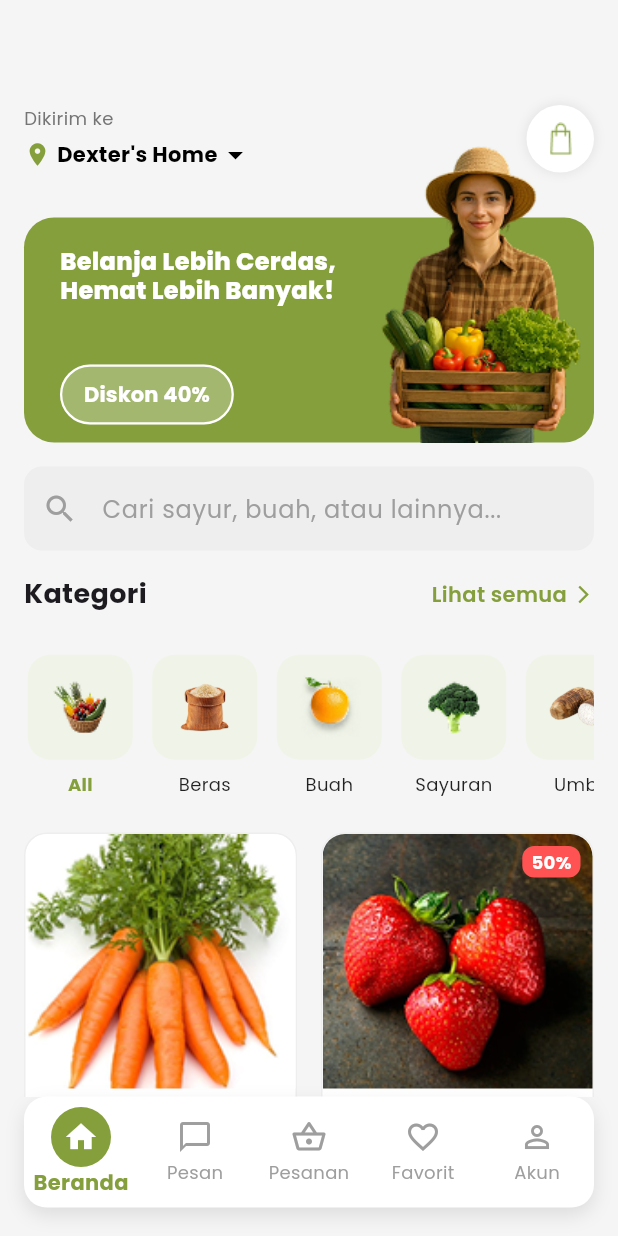
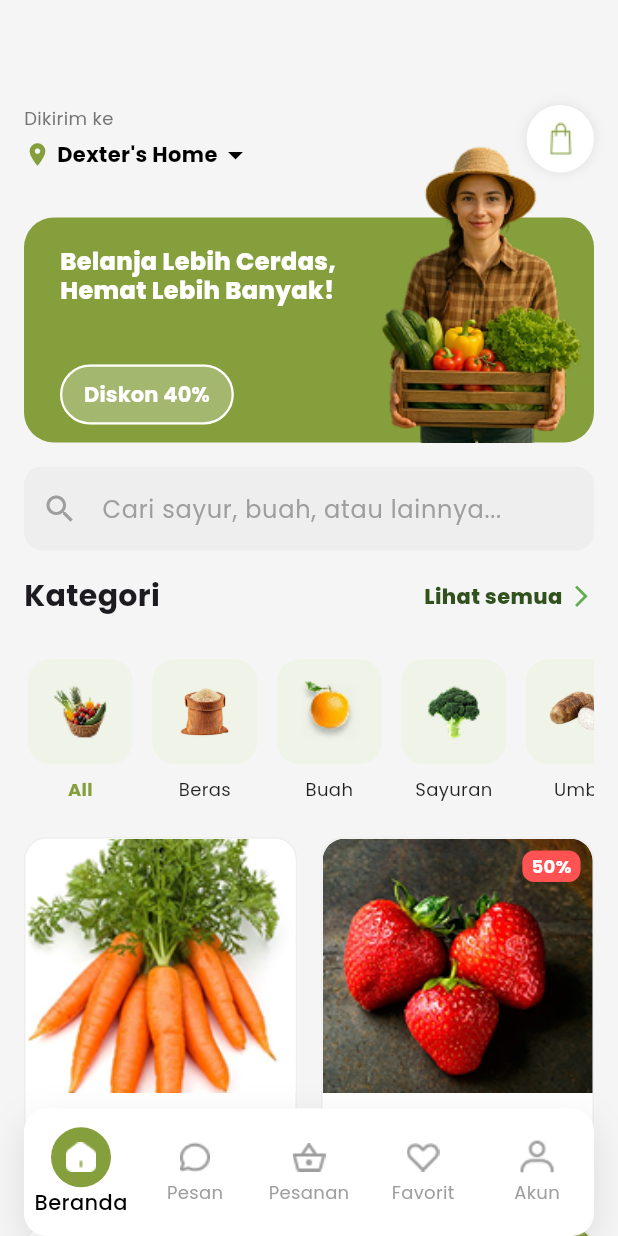
Before and after one commit to payengg/flutter, a Flutter app: the MainPage screen opened directly with empty values, on a phone screen of 412 x 824 dp. Run offline on Flutter 3.47's test engine with Material 3 defaults, Android fonts, the phone set to English and light mode, and no system bars; our stand-ins replace country_picker, flutter_dotenv, google_fonts.

Commit message:
Commit with updates

```diff
--- a/lib/pages/dashboard_pages.dart
+++ b/lib/pages/dashboard_pages.dart
@@ -285,7 +285,7 @@ class _DashboardPagesState extends State<DashboardPages> {
             children: [
               Text('Kategori',
                   style: GoogleFonts.poppins(
-                      fontSize: 18, fontWeight: FontWeight.bold)),
+                      fontSize: 20, fontWeight: FontWeight.bold)),
               // Menggunakan InkWell agar area klik lebih luas
               InkWell(
                 onTap: () {},
@@ -294,11 +294,11 @@ class _DashboardPagesState extends State<DashboardPages> {
                     Text(
                       'Lihat semua', // Teks diubah
                       style: GoogleFonts.poppins(
-                          color: const Color(0xFF859F3D), // Warna diubah
-                          fontWeight: FontWeight.w600),
+                          color: const Color(0xFF31511E), // Warna diubah
+                          fontWeight: FontWeight.w800),
                     ),
                     const SizedBox(width: 4),
-                    const Icon(Icons.arrow_forward_ios, color: Color(0xFF859F3D), size: 14), // Ikon panah
+                    const Icon(Icons.arrow_forward_ios, color: Color(0xFF61AD4E), size: 17), // Ikon panah
                   ],
                 ),
               ),
--- a/lib/pages/main_page.dart
+++ b/lib/pages/main_page.dart
@@ -1,12 +1,10 @@
 import 'package:flutter/material.dart';
 import 'package:google_fonts/google_fonts.dart';
-import 'package:terraserve_app/pages/Dashboard_Pages.dart'; // Pastikan import ini benar
+import 'package:terraserve_app/pages/dashboard_pages.dart'; // Sesuaikan path
 
 class MainPage extends StatefulWidget {
-  // ✅ 1. Deklarasikan variabel 'user' sebagai properti kelas
   final Map<String, dynamic> user;
 
-  // ✅ 2. Gunakan 'this.user' di constructor
   const MainPage({super.key, required this.user});
 
   @override
@@ -14,18 +12,13 @@ class MainPage extends StatefulWidget {
 }
 
 class _MainPageState extends State<MainPage> {
-  // Variabel untuk melacak tab mana yang sedang aktif
   int _selectedIndex = 0;
-
-  // ✅ 3. Gunakan 'late final' agar bisa mengakses 'widget.user'
   late final List<Widget> _pages;
 
-  // ✅ 4. Inisialisasi daftar halaman di dalam initState
   @override
   void initState() {
     super.initState();
     _pages = <Widget>[
-      // Gunakan widget.user untuk meneruskan data ke DashboardPage
       DashboardPages(user: widget.user),
       const Center(child: Text('Halaman Pesan')),
       const Center(child: Text('Halaman Pesanan')),
@@ -34,7 +27,6 @@ class _MainPageState extends State<MainPage> {
     ];
   }
 
-  // Fungsi yang dipanggil saat tab ditekan
   void _onItemTapped(int index) {
     setState(() {
       _selectedIndex = index;
@@ -45,72 +37,166 @@ class _MainPageState extends State<MainPage> {
   Widget build(BuildContext context) {
     return Scaffold(
       backgroundColor: Colors.grey[100],
-      body: _pages[_selectedIndex],
-      bottomNavigationBar: _buildFloatingNavigationBar(),
+      body: Stack(
+        children: [
+          _pages[_selectedIndex],
+          Positioned(
+            left: 0,
+            right: 0,
+            bottom: 0,
+            child: SafeArea(
+              bottom: true,
+              child: _buildFloatingNavigationBar(),
+            ),
+          ),
+        ],
+      ),
     );
   }
 
   Widget _buildFloatingNavigationBar() {
-    return Padding(
-      padding: const EdgeInsets.fromLTRB(16, 0, 16, 19),
-      child: Container(
+    return Container(
+      margin: const EdgeInsets.symmetric(horizontal: 16),
       decoration: BoxDecoration(
         color: Colors.white,
         borderRadius: BorderRadius.circular(15),
         boxShadow: [
           BoxShadow(
             color: Colors.black.withOpacity(0.1),
-              blurRadius: 10,
-              offset: const Offset(0, 5),
+            blurRadius: 20,
+            offset: const Offset(0, 8),
           ),
         ],
       ),
       child: ClipRRect(
         borderRadius: BorderRadius.circular(15),
+        child: SizedBox(
+          height: 85,
           child: BottomNavigationBar(
             currentIndex: _selectedIndex,
             onTap: _onItemTapped,
             backgroundColor: Colors.transparent,
             elevation: 0,
             type: BottomNavigationBarType.fixed,
-            selectedItemColor: const Color(0xFF859F3D),
+            selectedItemColor: Colors.black,
             unselectedItemColor: Colors.grey[500],
             selectedLabelStyle: GoogleFonts.poppins(
-              fontWeight: FontWeight.bold,
+              fontWeight: FontWeight.w500,
+              color: Colors.black,
             ),
-            unselectedLabelStyle: GoogleFonts.poppins(),
+            unselectedLabelStyle: GoogleFonts.poppins(
+              fontWeight: FontWeight.w400,
+            ),
             items: <BottomNavigationBarItem>[
               BottomNavigationBarItem(
-                icon: const Icon(Icons.home_outlined),
+                label: 'Beranda',
+                icon: Image.asset(
+                  'assets/images/icon_rumah.png',
+                  width: 24,
+                  height: 24,
+                  color: Colors.grey[500],
+                ),
                 activeIcon: Container(
                   padding: const EdgeInsets.all(8),
                   decoration: const BoxDecoration(
                     color: Color(0xFF859F3D),
                     shape: BoxShape.circle,
                   ),
-                  child: const Icon(Icons.home, color: Colors.white),
+                  child: Image.asset(
+                    'assets/images/icon_rumah.png',
+                    width: 24,
+                    height: 24,
+                    color: Colors.white,
                   ),
-                label: 'Beranda',
+                ),
               ),
               BottomNavigationBarItem(
-                icon: const Icon(Icons.chat_bubble_outline),
-                activeIcon: const Icon(Icons.chat_bubble),
                 label: 'Pesan',
+                icon: Image.asset(
+                  'assets/images/icon_pesan.png',
+                  width: 24,
+                  height: 24,
+                  color: Colors.grey[500],
+                ),
+                activeIcon: Container(
+                  padding: const EdgeInsets.all(8),
+                  decoration: const BoxDecoration(
+                    color: Color(0xFF859F3D),
+                    shape: BoxShape.circle,
+                  ),
+                  child: Image.asset(
+                    'assets/images/icon_pesan.png',
+                    width: 24,
+                    height: 24,
+                    color: Colors.white,
+                  ),
+                ),
               ),
               BottomNavigationBarItem(
-                icon: const Icon(Icons.shopping_basket_outlined),
-                activeIcon: const Icon(Icons.shopping_basket),
                 label: 'Pesanan',
+                icon: Image.asset(
+                  'assets/images/icon_pesanan.png',
+                  width: 24,
+                  height: 24,
+                  color: Colors.grey[500],
+                ),
+                activeIcon: Container(
+                  padding: const EdgeInsets.all(8),
+                  decoration: const BoxDecoration(
+                    color: Color(0xFF859F3D),
+                    shape: BoxShape.circle,
+                  ),
+                  child: Image.asset(
+                    'assets/images/icon_pesanan.png',
+                    width: 24,
+                    height: 24,
+                    color: Colors.white,
+                  ),
+                ),
               ),
               BottomNavigationBarItem(
-                icon: const Icon(Icons.favorite_border),
-                activeIcon: const Icon(Icons.favorite),
                 label: 'Favorit',
+                icon: Image.asset(
+                  'assets/images/icon_favorit.png',
+                  width: 24,
+                  height: 24,
+                  color: Colors.grey[500],
+                ),
+                activeIcon: Container(
+                  padding: const EdgeInsets.all(8),
+                  decoration: const BoxDecoration(
+                    color: Color(0xFF859F3D),
+                    shape: BoxShape.circle,
+                  ),
+                  child: Image.asset(
+                    'assets/images/icon_favorit.png',
+                    width: 24,
+                    height: 24,
+                    color: Colors.white,
+                  ),
+                ),
               ),
               BottomNavigationBarItem(
-                icon: const Icon(Icons.person_outline),
-                activeIcon: const Icon(Icons.person),
                 label: 'Akun',
+                icon: Image.asset(
+                  'assets/images/icon_akun.png',
+                  width: 24,
+                  height: 24,
+                  color: Colors.grey[500],
+                ),
+                activeIcon: Container(
+                  padding: const EdgeInsets.all(8),
+                  decoration: const BoxDecoration(
+                    color: Color(0xFF859F3D),
+                    shape: BoxShape.circle,
+                  ),
+                  child: Image.asset(
+                    'assets/images/icon_akun.png',
+                    width: 24,
+                    height: 24,
+                    color: Colors.white,
+                  ),
+                ),
               ),
             ],
           ),
```
Also changed, not shown: assets/images/icon_akun.png (added), assets/images/icon_favorit.png (added), assets/images/icon_pesan.png (added), assets/images/icon_pesanan.png (added), assets/images/icon_rumah.png (added). Lines whose indentation alone changed are shown as unchanged.
